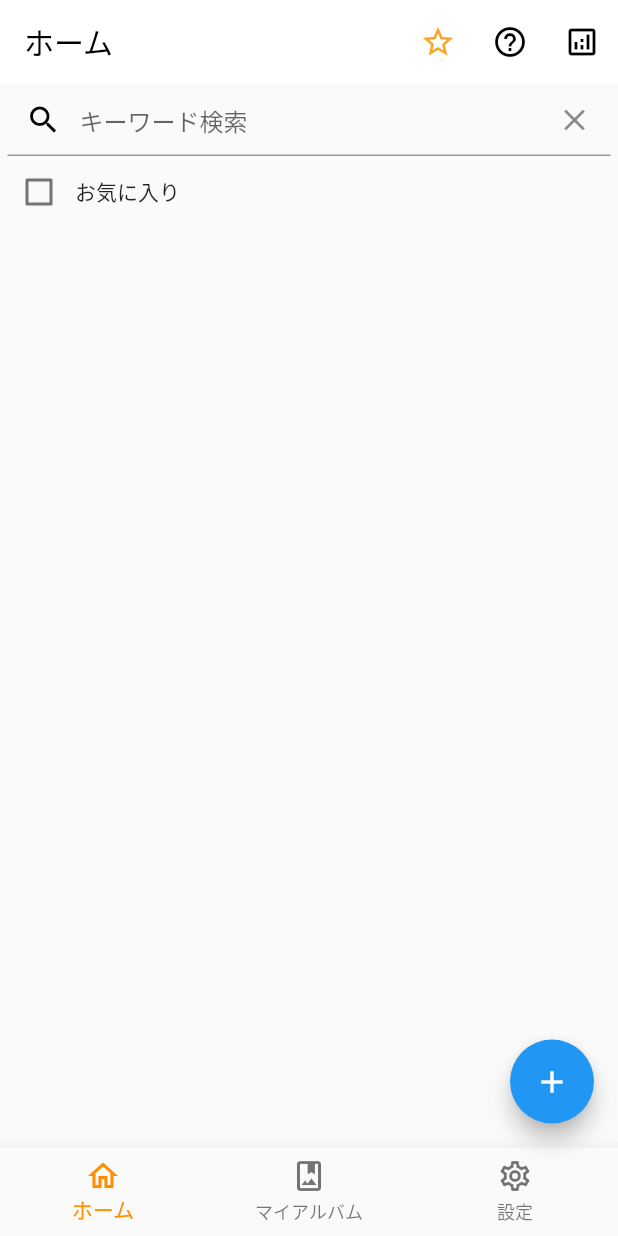
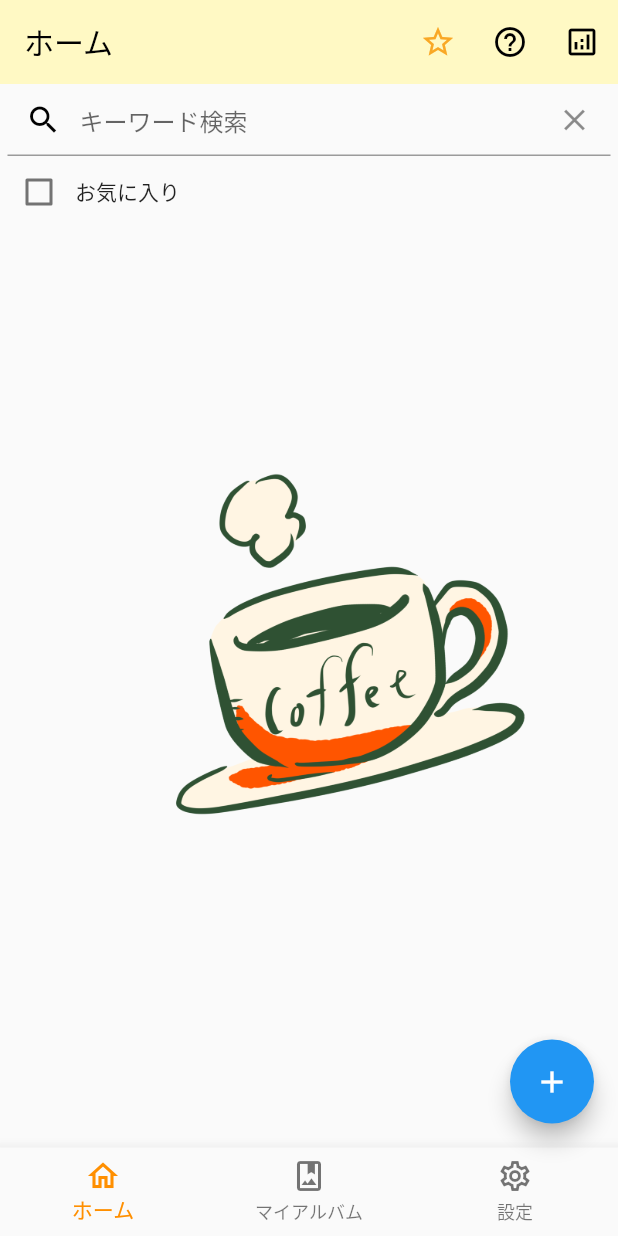
Before and after one commit to y0303noki/DrinkMemo, a Flutter app: the screen it shows after launch, on a phone screen of 412 x 824 dp. Run offline on Flutter 3.47's test engine with Material 2 defaults, Android fonts, the phone set to English and light mode, and no system bars; drawn by our look-alikes of flutter_easyloading; our stand-ins replace cloud_firestore, firebase_auth, firebase_core, firebase_storage, flutter_typeahead, image_picker; accounts and stored records are empty; network calls fail.

Commit message:
背景設定

```diff
--- a/lib/pages/coffeePage/coffee_item.dart
+++ b/lib/pages/coffeePage/coffee_item.dart
@@ -25,7 +25,7 @@ class CoffeeItem extends StatelessWidget {
     final coffee = coffeeDatas.findById(coffeeId);
     return Container(
       decoration: BoxDecoration(
-        color: Theme.of(context).canvasColor,
+        color: Colors.white.withOpacity(0.9),
         borderRadius: const BorderRadius.only(
           topLeft: Radius.circular(20),
           bottomLeft: Radius.circular(20),
--- a/lib/pages/coffeePage/coffee_list_page.dart
+++ b/lib/pages/coffeePage/coffee_list_page.dart
@@ -17,7 +17,9 @@ class CoffeeListPage extends StatelessWidget {
     TextEditingController _keywordTextEditingCntroller =
         TextEditingController(text: '');
 
-    return Center(
+    return Container(
+      // color: Colors.yellow[100],
+      child: Center(
         child: Column(
           children: [
             Padding(
@@ -147,13 +149,25 @@ class CoffeeListPage extends StatelessWidget {
             ),
             Expanded(
               child: Consumer<CoffeeListProvider>(
-              builder: (ctx, model, _) => Center(
+                builder: (ctx, model, _) => Container(
+                  decoration: BoxDecoration(
+                    // color: Colors.yellow[100],
+                    image: const DecorationImage(
+                      image: AssetImage(
+                        'asset/images/background_coffee.png',
+                      ),
+                      // fit: BoxFit.cover,
+                    ),
+                  ),
+                  child: Center(
                     child: CoffeeList(model.viewCoffeeModels),
+                  ),
                 ),
               ),
             ),
           ],
         ),
+      ),
     );
   }
 }
--- a/lib/pages/home_page.dart
+++ b/lib/pages/home_page.dart
@@ -42,7 +42,7 @@ class HomePage extends StatelessWidget {
     return Scaffold(
       appBar: AppBar(
         centerTitle: false,
-        backgroundColor: Colors.white,
+        backgroundColor: Colors.yellow[100],
         title: Text(
           titles[bottomNavigationData.currentIndex],
           style: const TextStyle(
```
Also changed, not shown: lib/pages/albumPage/album_list_page.dart (+14 -2 lines), asset/images/background_camera.png (added), asset/images/background_coffee.png (added). Lines whose indentation alone changed are shown as unchanged.
